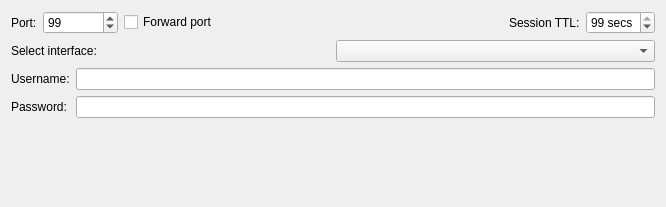
Above: plugins/webinterface/webinterfaceprefwidget.ui from KDE/ktorrent before the change. Below: the same form after it.
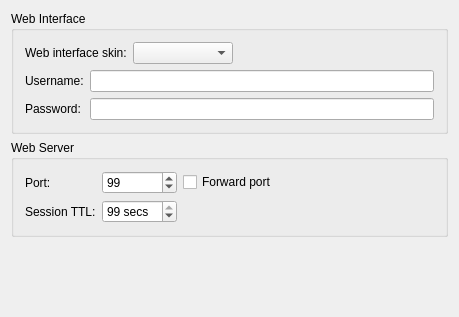
That is the form after the change.

Diff of the .ui file:
```diff
--- a/plugins/webinterface/webinterfaceprefwidget.ui
+++ b/plugins/webinterface/webinterfaceprefwidget.ui
@@ -5,8 +5,8 @@
    <rect>
     <x>0</x>
     <y>0</y>
-    <width>666</width>
-    <height>207</height>
+    <width>459</width>
+    <height>317</height>
    </rect>
   </property>
   <property name="sizePolicy" >
@@ -24,10 +24,112 @@
   <property name="windowTitle" >
    <string>Search Preferences</string>
   </property>
-  <layout class="QVBoxLayout" >
+  <layout class="QVBoxLayout" name="verticalLayout_3" >
    <item>
-    <layout class="QHBoxLayout" >
+    <widget class="QGroupBox" name="groupBox_2" >
+     <property name="title" >
+      <string>Web Interface</string>
+     </property>
+     <layout class="QVBoxLayout" name="verticalLayout_2" >
      <item>
+       <layout class="QHBoxLayout" name="horizontalLayout_3" >
+        <item>
+         <widget class="QLabel" name="textLabel1_2" >
+          <property name="text" >
+           <string>Web interface skin:</string>
+          </property>
+          <property name="wordWrap" >
+           <bool>false</bool>
+          </property>
+         </widget>
+        </item>
+        <item>
+         <widget class="QComboBox" name="kcfg_skin" >
+          <property name="minimumSize" >
+           <size>
+            <width>100</width>
+            <height>0</height>
+           </size>
+          </property>
+          <property name="maximumSize" >
+           <size>
+            <width>16777215</width>
+            <height>16777215</height>
+           </size>
+          </property>
+          <property name="toolTip" >
+           <string>Which interface to use.</string>
+          </property>
+         </widget>
+        </item>
+        <item>
+         <spacer>
+          <property name="orientation" >
+           <enum>Qt::Horizontal</enum>
+          </property>
+          <property name="sizeType" >
+           <enum>QSizePolicy::Expanding</enum>
+          </property>
+          <property name="sizeHint" stdset="0" >
+           <size>
+            <width>204</width>
+            <height>21</height>
+           </size>
+          </property>
+         </spacer>
+        </item>
+       </layout>
+      </item>
+      <item>
+       <layout class="QGridLayout" >
+        <item row="0" column="0" >
+         <widget class="QLabel" name="textLabel5" >
+          <property name="text" >
+           <string>Username:</string>
+          </property>
+          <property name="wordWrap" >
+           <bool>false</bool>
+          </property>
+         </widget>
+        </item>
+        <item row="0" column="1" >
+         <widget class="QLineEdit" name="kcfg_username" >
+          <property name="toolTip" >
+           <string>Username you need to use in the login page of the webinterface.</string>
+          </property>
+         </widget>
+        </item>
+        <item row="1" column="0" >
+         <widget class="QLabel" name="label" >
+          <property name="text" >
+           <string>Password:</string>
+          </property>
+         </widget>
+        </item>
+        <item row="1" column="1" >
+         <widget class="QLineEdit" name="kcfg_password" >
+          <property name="toolTip" >
+           <string>The password for the webinterface login page. By default this is set to ktorrent.</string>
+          </property>
+          <property name="echoMode" >
+           <enum>QLineEdit::Password</enum>
+          </property>
+         </widget>
+        </item>
+       </layout>
+      </item>
+     </layout>
+    </widget>
+   </item>
+   <item>
+    <widget class="QGroupBox" name="groupBox" >
+     <property name="title" >
+      <string>Web Server</string>
+     </property>
+     <layout class="QVBoxLayout" name="verticalLayout" >
+      <item>
+       <layout class="QGridLayout" name="gridLayout" >
+        <item row="0" column="0" >
       <widget class="QLabel" name="textLabel1" >
        <property name="text" >
         <string>Port:</string>
@@ -37,7 +139,7 @@
        </property>
       </widget>
      </item>
-     <item>
+        <item row="0" column="1" >
       <widget class="QSpinBox" name="kcfg_port" >
        <property name="minimumSize" >
         <size>
@@ -65,7 +167,7 @@
        </property>
       </widget>
      </item>
-     <item>
+        <item row="0" column="2" >
       <widget class="QCheckBox" name="kcfg_forward" >
        <property name="toolTip" >
         <string>&lt;!DOCTYPE HTML PUBLIC "-//W3C//DTD HTML 4.0//EN" "http://www.w3.org/TR/REC-html40/strict.dtd">
@@ -81,23 +183,7 @@
        </property>
       </widget>
      </item>
-     <item>
-      <spacer>
-       <property name="orientation" >
-        <enum>Qt::Horizontal</enum>
-       </property>
-       <property name="sizeType" >
-        <enum>QSizePolicy::Expanding</enum>
-       </property>
-       <property name="sizeHint" stdset="0" >
-        <size>
-         <width>54</width>
-         <height>21</height>
-        </size>
-       </property>
-      </spacer>
-     </item>
-     <item>
+        <item row="1" column="0" >
       <widget class="QLabel" name="textLabel4" >
        <property name="text" >
         <string>Session TTL:</string>
@@ -107,7 +193,7 @@
        </property>
       </widget>
      </item>
-     <item>
+        <item row="1" column="1" >
       <widget class="QSpinBox" name="kcfg_sessionTTL" >
        <property name="sizePolicy" >
         <sizepolicy vsizetype="Fixed" hsizetype="Preferred" >
@@ -135,66 +221,23 @@
        </property>
       </widget>
      </item>
-    </layout>
-   </item>
-   <item>
-    <layout class="QHBoxLayout" >
-     <item>
-      <widget class="QLabel" name="textLabel1_2" >
-       <property name="text" >
-        <string>Select interface:</string>
-       </property>
-       <property name="wordWrap" >
-        <bool>false</bool>
-       </property>
-      </widget>
-     </item>
-     <item>
-      <widget class="QComboBox" name="kcfg_skin" >
-       <property name="toolTip" >
-        <string>Which interface to use.</string>
-       </property>
-      </widget>
-     </item>
-    </layout>
-   </item>
-   <item>
-    <layout class="QGridLayout" >
-     <item row="0" column="0" >
-      <widget class="QLabel" name="textLabel5" >
-       <property name="text" >
-        <string>Username:</string>
-       </property>
-       <property name="wordWrap" >
-        <bool>false</bool>
-       </property>
-      </widget>
-     </item>
-     <item row="0" column="1" >
-      <widget class="QLineEdit" name="kcfg_username" >
-       <property name="toolTip" >
-        <string>Username you need to use in the login page of the webinterface.</string>
-       </property>
-      </widget>
-     </item>
-     <item row="1" column="0" >
-      <widget class="QLabel" name="label" >
-       <property name="text" >
-        <string>Password:</string>
-       </property>
-      </widget>
-     </item>
-     <item row="1" column="1" >
-      <widget class="QLineEdit" name="kcfg_password" >
-       <property name="toolTip" >
-        <string>The password for the webinterface login page. By default this is set to ktorrent.</string>
-       </property>
-       <property name="echoMode" >
-        <enum>QLineEdit::Password</enum>
-       </property>
-      </widget>
-     </item>
-    </layout>
+        <item row="1" column="2" >
+         <spacer name="horizontalSpacer" >
+          <property name="orientation" >
+           <enum>Qt::Horizontal</enum>
+          </property>
+          <property name="sizeHint" stdset="0" >
+           <size>
+            <width>40</width>
+            <height>20</height>
+           </size>
+          </property>
+         </spacer>
+        </item>
+       </layout>
+      </item>
+     </layout>
+    </widget>
    </item>
    <item>
     <spacer>
```
Left out of the diff: 4 changed lines with no effect on the pictures. Lines whose indentation alone changed are shown as unchanged.
